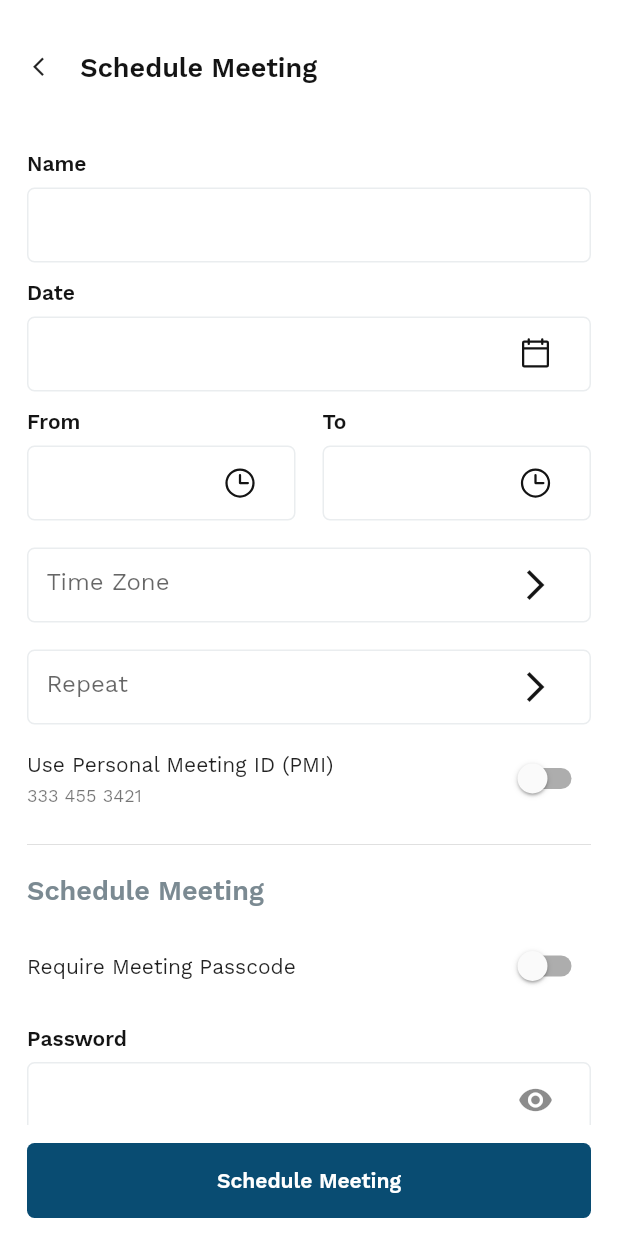
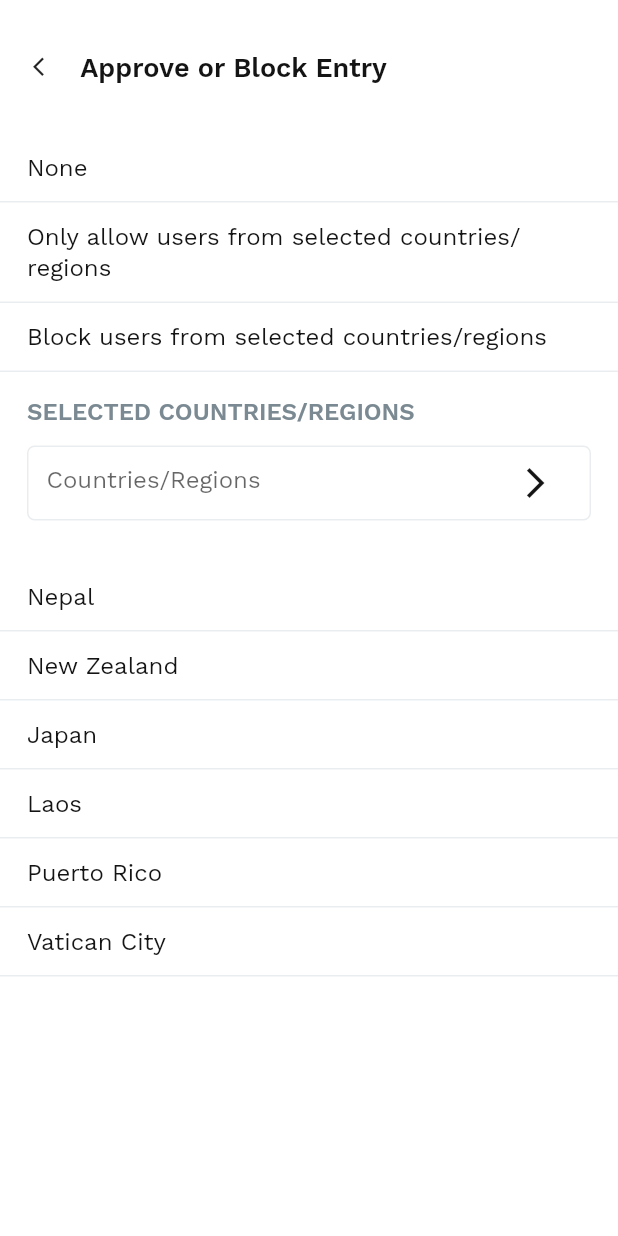
Before and after one commit to raister21/neewzoom, a Flutter app: the screen it shows after launch, on a phone screen of 412 x 824 dp. Run offline on Flutter 3.47's test engine with Material 2 defaults, Android fonts, the light colour scheme and no system bars; our stand-ins replace bloc, equatable, flutter_bloc, flutter_svg.

Commit message:
Schedule meeting modal sheet done, schedule meeting page additional pages added

```diff
--- a/lib/main.dart
+++ b/lib/main.dart
@@ -3,7 +3,10 @@ import 'package:flutter_bloc/flutter_bloc.dart';
 import 'package:neewzoom/constants/ui_constants.dart';
 import 'package:neewzoom/presentation/otp_number.dart';
 import 'package:neewzoom/presentation/otp_verification.dart';
+import 'package:neewzoom/presentation/schedule_meeting/approve_block_page.dart';
+import 'package:neewzoom/presentation/schedule_meeting/repeat_page.dart';
 import 'package:neewzoom/presentation/schedule_meeting/schedule_meeting_page.dart';
+import 'package:neewzoom/presentation/schedule_meeting/select_time_zone_page.dart';
 
 import 'constants/app_bloc_observer.dart';
 import 'data/OTP/bloc/otp_bloc.dart';
@@ -26,7 +29,7 @@ class MyApp extends StatelessWidget {
       ),
       home: BlocProvider.value(
         value: _otpBloc,
-        child: SafeArea(child: ScheduleMeetingPage()),
+        child: SafeArea(child: ApproveBlockPage()),
       ),
     );
   }
--- /dev/null
+++ b/lib/presentation/schedule_meeting/approve_block_page.dart
@@ -0,0 +1,239 @@
+import 'package:flutter/material.dart';
+import 'package:neewzoom/constants/ui_constants.dart';
+
+class ApproveBlockPage extends StatefulWidget {
+  ApproveBlockPage({Key? key}) : super(key: key);
+
+  @override
+  _ApproveBlockPageState createState() => _ApproveBlockPageState();
+}
+
+class _ApproveBlockPageState extends State<ApproveBlockPage> {
+  final UIconstants uIconstants = UIconstants();
+
+  List<String> _allowedOptions = [
+    "None",
+    "Only allow users from selected countries/regions",
+    "Block users from selected countries/regions"
+  ];
+
+  List<String> _regionOptions = [
+    "Nepal",
+    "New Zealand",
+    "Japan",
+    "Laos",
+    "Puerto Rico",
+    "Vatican City",
+  ];
+
+  @override
+  Widget build(BuildContext context) {
+    return Scaffold(
+      body: _approveBlockView(),
+    );
+  }
+
+  Widget _approveBlockView() {
+    return Container(
+      color: Colors.white,
+      child: Column(
+        children: [
+          _headerBar(),
+          _approveList(),
+          _selectedRegionInput(),
+          _quickCountriesList()
+        ],
+      ),
+    );
+  }
+
+  Widget _headerBar() {
+    return Container(
+      padding: EdgeInsets.symmetric(
+          horizontal: uIconstants.defaultIconPads, vertical: 20.5),
+      child: Row(
+        children: [
+          Align(
+            alignment: AlignmentDirectional.centerStart,
+            child: IconButton(
+              splashRadius: 15,
+              iconSize: 15,
+              icon: Icon(
+                Icons.arrow_back_ios,
+              ),
+              onPressed: () {},
+            ),
+          ),
+          Text(
+            "Approve or Block Entry",
+            style: TextStyle(
+                fontFamily: 'WorkSans',
+                fontSize: 18,
+                fontWeight: FontWeight.w600,
+                color: uIconstants.defaultFontColor),
+          )
+        ],
+      ),
+    );
+  }
+
+  // Widget _approveList2() {
+  //   return Column(
+  //     children: [
+  //       _textBlock(_regionOptions[0]),
+  //       _textBlock(_regionOptions[1]),
+  //       _textBlock(_regionOptions[2]),
+  //       _textBlock(_regionOptions[3]),
+  //       _textBlock(_regionOptions[4]),
+  //       _textBlock(_regionOptions[5]),
+  //     ],
+  //   );
+  // }
+
+  // Widget _textBlock(String text) {
+  //   return Container(
+  //     width: MediaQuery.of(context).size.width,
+  //     padding: EdgeInsets.symmetric(
+  //         horizontal: uIconstants.defaultPads,
+  //         vertical: uIconstants.defaultsmallPads),
+  //     decoration: BoxDecoration(
+  //         border: Border(
+  //             bottom: BorderSide(
+  //                 color: uIconstants.defaultBackGroundColor, width: 1))),
+  //     child: Column(
+  //       crossAxisAlignment: CrossAxisAlignment.start,
+  //       children: [
+  //         Text(
+  //           text,
+  //           style: TextStyle(
+  //             fontFamily: 'WorkSans',
+  //             fontSize: 16,
+  //             height: 1.3,
+  //             color: uIconstants.defaultFontColor,
+  //           ),
+  //         )
+  //       ],
+  //     ),
+  //   );
+  // }
+
+  Widget _approveList() {
+    return ListView.builder(
+        shrinkWrap: true,
+        itemCount: _allowedOptions.length,
+        itemBuilder: (context, index) {
+          return Container(
+            padding: EdgeInsets.symmetric(
+                horizontal: uIconstants.defaultPads,
+                vertical: uIconstants.defaultsmallPads),
+            decoration: BoxDecoration(
+                border: Border(
+                    bottom: BorderSide(
+                        color: uIconstants.defaultBackGroundColor, width: 1))),
+            child: Column(
+              crossAxisAlignment: CrossAxisAlignment.start,
+              children: [
+                Text(
+                  _allowedOptions[index],
+                  style: TextStyle(
+                      fontFamily: 'WorkSans',
+                      fontSize: 16,
+                      height: 1.3,
+                      color: uIconstants.defaultFontColor),
+                ),
+              ],
+            ),
+          );
+        });
+  }
+
+  Widget _selectedRegionInput() {
+    return Padding(
+      padding: EdgeInsets.symmetric(
+          vertical: uIconstants.defaultsmallPads + 4,
+          horizontal: uIconstants.defaultPads),
+      child: Column(
+        crossAxisAlignment: CrossAxisAlignment.start,
+        children: [
+          Text(
+            "SELECTED COUNTRIES/REGIONS",
+            style: TextStyle(
+              fontFamily: 'WorkSans',
+              fontSize: 16,
+              height: 1.3,
+              fontWeight: FontWeight.bold,
+              color: uIconstants.defaultDarkBackground,
+            ),
+          ),
+          Padding(
+            padding:
+                EdgeInsets.symmetric(vertical: uIconstants.defaultsmallPads),
+            child: Container(
+              decoration: BoxDecoration(
+                color: Colors.white,
+                border: Border.all(color: uIconstants.defaultBackGroundColor),
+                borderRadius: BorderRadius.all(
+                  Radius.circular(uIconstants.defaultInputBorderRadius),
+                ),
+              ),
+              child: Padding(
+                padding: EdgeInsets.symmetric(
+                    horizontal: uIconstants.defaultsmallPads),
+                child: TextField(
+                  showCursor: false,
+                  style: TextStyle(
+                    fontFamily: 'WorkSans',
+                    color: uIconstants.defaultFontColor,
+                  ),
+                  decoration: InputDecoration(
+                    hintText: "Countries/Regions",
+                    focusedBorder: InputBorder.none,
+                    border: InputBorder.none,
+                    suffixIcon: Padding(
+                      padding: EdgeInsets.symmetric(vertical: 12),
+                      child: Icon(
+                        Icons.arrow_forward_ios,
+                        color: uIconstants.defaultFontColor,
+                      ),
+                    ),
+                  ),
+                ),
+              ),
+            ),
+          ),
+        ],
+      ),
+    );
+  }
+
+  Widget _quickCountriesList() {
+    return ListView.builder(
+        padding: EdgeInsets.zero,
+        shrinkWrap: true,
+        itemCount: _regionOptions.length,
+        itemBuilder: (context, index) {
+          return Container(
+            padding: EdgeInsets.symmetric(
+                horizontal: uIconstants.defaultPads,
+                vertical: uIconstants.defaultsmallPads),
+            decoration: BoxDecoration(
+                border: Border(
+                    bottom: BorderSide(
+                        color: uIconstants.defaultBackGroundColor, width: 1))),
+            child: Column(
+              crossAxisAlignment: CrossAxisAlignment.start,
+              children: [
+                Text(
+                  _regionOptions[index],
+                  style: TextStyle(
+                      fontFamily: 'WorkSans',
+                      fontSize: 16,
+                      height: 1.3,
+                      color: uIconstants.defaultFontColor),
+                ),
+              ],
+            ),
+          );
+        });
+  }
+}
--- a/lib/presentation/schedule_meeting/schedule_meeting_page.dart
+++ b/lib/presentation/schedule_meeting/schedule_meeting_page.dart
@@ -1,6 +1,7 @@
 import 'package:flutter/material.dart';
 import 'package:flutter_svg/svg.dart';
 import 'package:neewzoom/constants/ui_constants.dart';
+import 'package:neewzoom/custome_widgets/schedue_meeting_button.dart';
 
 class ScheduleMeetingPage extends StatefulWidget {
   const ScheduleMeetingPage({Key? key}) : super(key: key);
@@ -11,6 +12,7 @@ class ScheduleMeetingPage extends StatefulWidget {
 
 class _ScheduleMeetingPageState extends State<ScheduleMeetingPage> {
   UIconstants uIconstants = UIconstants();
+  ScheduleMeetingButton _scheduleMeetingButton = ScheduleMeetingButton();
   bool _isUsingPMI = false;
   bool _isPasswordRequired = false;
   bool _isWaitingRoomUnabled = false;
@@ -32,7 +34,7 @@ class _ScheduleMeetingPageState extends State<ScheduleMeetingPage> {
       color: Colors.white,
       child: Column(
         mainAxisAlignment: MainAxisAlignment.end,
-        children: [_contentBlock(), _scheduleMeetingButton()],
+        children: [_contentBlock(), _scheduleMeetingButton],
       ),
     );
   }
@@ -357,31 +359,31 @@ class _ScheduleMeetingPageState extends State<ScheduleMeetingPage> {
     );
   }
 
-  Widget _scheduleMeetingButton() {
-    return Padding(
-      padding: EdgeInsets.symmetric(
-          vertical: uIconstants.defaultsmallPads,
-          horizontal: uIconstants.defaultPads),
-      child: Container(
-          height: uIconstants.defaultButtonHeight,
-          width: MediaQuery.of(context).size.width,
-          decoration: BoxDecoration(
-              color: Theme.of(context).primaryColor,
-              borderRadius: BorderRadius.all(
-                Radius.circular(uIconstants.defaultInputBorderRadius),
-              )),
-          child: TextButton(
-            onPressed: () {},
-            child: Text(
-              "Schedule Meeting",
-              style: TextStyle(
-                  fontFamily: 'WorkSans',
-                  color: Colors.white,
-                  fontWeight: FontWeight.w700),
-            ),
-          )),
-    );
-  }
+  // Widget _scheduleMeetingButton() {
+  //   return Padding(
+  //     padding: EdgeInsets.symmetric(
+  //         vertical: uIconstants.defaultsmallPads,
+  //         horizontal: uIconstants.defaultPads),
+  //     child: Container(
+  //         height: uIconstants.defaultButtonHeight,
+  //         width: MediaQuery.of(context).size.width,
+  //         decoration: BoxDecoration(
+  //             color: Theme.of(context).primaryColor,
+  //             borderRadius: BorderRadius.all(
+  //               Radius.circular(uIconstants.defaultInputBorderRadius),
+  //             )),
+  //         child: TextButton(
+  //           onPressed: () {},
+  //           child: Text(
+  //             "Schedule Meeting",
+  //             style: TextStyle(
+  //                 fontFamily: 'WorkSans',
+  //                 color: Colors.white,
+  //                 fontWeight: FontWeight.w700),
+  //           ),
+  //         )),
+  //   );
+  // }
 
   Widget _userPersonalIdRadioBtn() {
     return Container(
```
Also changed, not shown: lib/custome_widgets/schedue_meeting_button.dart (added, +121 -0 lines), lib/presentation/schedule_meeting/repeat_page.dart (added, +94 -0 lines), lib/presentation/schedule_meeting/select_time_zone_page.dart (added, +127 -0 lines).
